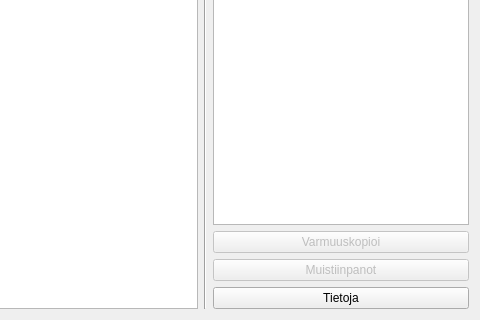
The window that kitupiikki/aloitussivu/aloitus.ui (artoh/kitupiikki) describes before a commit, drawn with Qt 5; both pictures show x 646 to 1126 and y 245 to 565 of the 1126 by 565 pixel window.
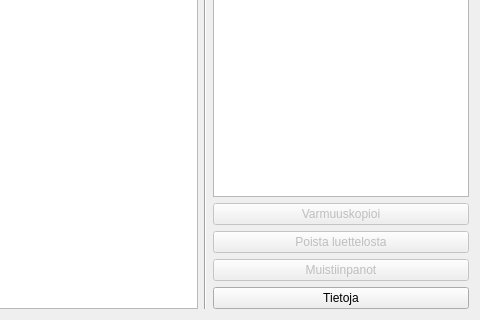
The same window after the commit. Icons and pictures are not drawn.

Commit message: #272 Poista luettelosta

The edit to the form file:
```diff
--- a/kitupiikki/aloitussivu/aloitus.ui
+++ b/kitupiikki/aloitussivu/aloitus.ui
@@ -147,6 +147,20 @@
        </property>
       </widget>
      </item>
+     <item>
+      <widget class="QPushButton" name="poistaNappi">
+       <property name="enabled">
+        <bool>false</bool>
+       </property>
+       <property name="text">
+        <string>Poista luettelosta</string>
+       </property>
+       <property name="icon">
+        <iconset resource="../pic/pic.qrc">
+         <normaloff>:/pic/sulje.png</normaloff>:/pic/sulje.png</iconset>
+       </property>
+      </widget>
+     </item>
      <item>
       <widget class="QPushButton" name="muistiinpanotNappi">
        <property name="enabled">
```
The commit also changes 6 other files.
